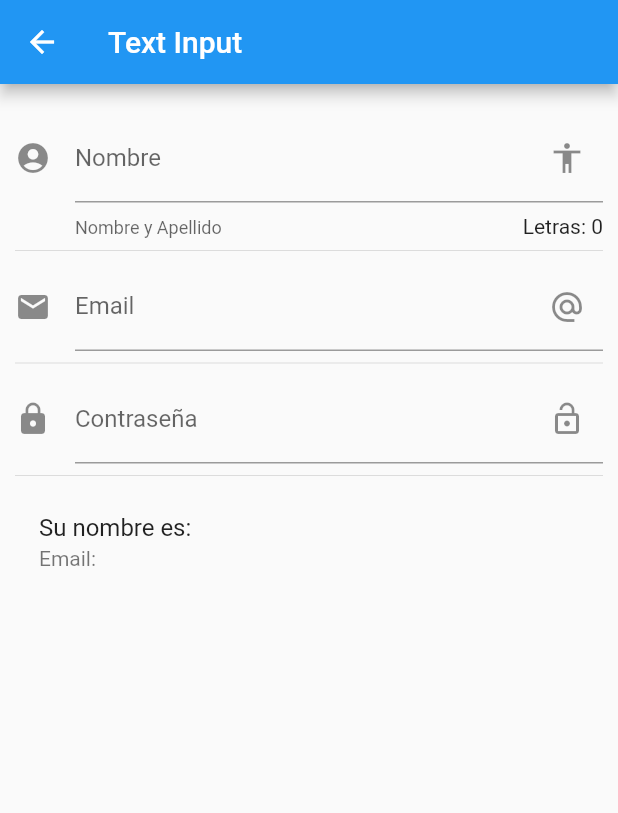
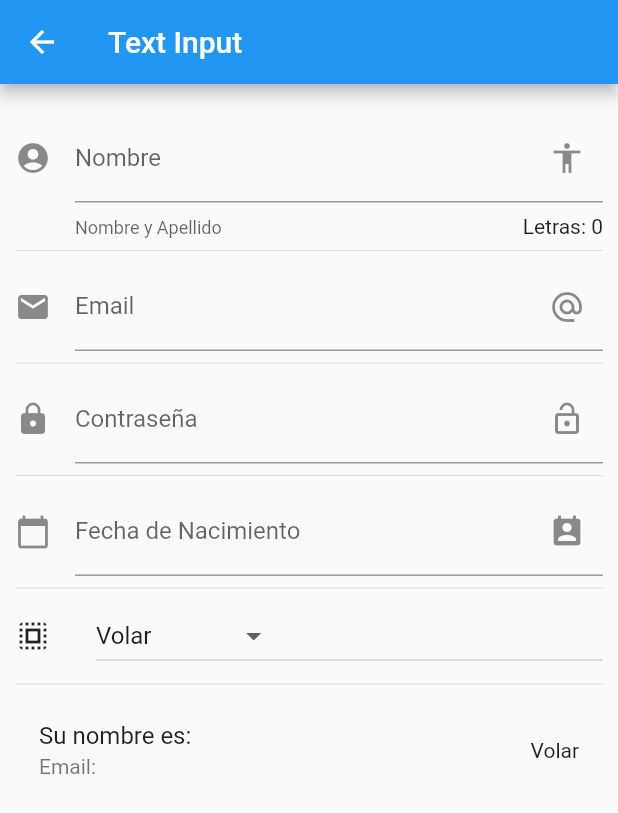
Before and after one commit to nicolasbeltrami/Flutter-Components, a Flutter app: the screen it shows after launch, after a tap on "Inputs", on a phone screen of 412 x 824 dp. Shown: the top 813 px of the screen. Run offline on Flutter 3.47's test engine with Material 2 defaults, Android fonts, the phone set to English and light mode, and no system bars; network calls fail.

Commit message:
Date picker and Dropdown added

```diff
--- a/lib/main.dart
+++ b/lib/main.dart
@@ -1,5 +1,6 @@
 import 'package:componentes/src/pages/alert_page.dart';
 import 'package:componentes/src/routes/routes.dart';
+import 'package:flutter_localizations/flutter_localizations.dart';
 import 'package:flutter/material.dart';
 
 void main() => runApp(MyApp());
@@ -10,6 +11,14 @@ class MyApp extends StatelessWidget {
     return MaterialApp(
       title: 'Components App',
       debugShowCheckedModeBanner: false,
+      localizationsDelegates:  [
+        GlobalMaterialLocalizations.delegate,
+        GlobalWidgetsLocalizations.delegate,
+      ],
+      supportedLocales: [
+    const Locale('en'), // English
+    const Locale('es'), // Spanish
+  ],
       initialRoute: 'home',
       routes: getApplicationRoutes(),
       onGenerateRoute: (RouteSettings settings) {
--- a/lib/src/pages/input_page.dart
+++ b/lib/src/pages/input_page.dart
@@ -8,6 +8,12 @@ class _InputPageState extends State<InputPage> {
   String _name = '';
   String _email = '';
   String _password = '';
+  String _date = '';
+  String _selectedOption = 'Volar';
+
+  List<String> _powers = ['Volar', 'Rayos X', 'Super Fuerza'];
+
+  TextEditingController _inputFieldDateController = new TextEditingController();
 
   @override
   Widget build(BuildContext context) {
@@ -23,6 +29,10 @@ class _InputPageState extends State<InputPage> {
           _createEmail(),
           Divider(),
           _passwordInput(),
+          Divider(),
+          _createDate(context),
+          Divider(),
+          _createDropDown(),
           Divider(),
           _createUser(),
         ],
@@ -83,10 +93,85 @@ class _InputPageState extends State<InputPage> {
     );
   }
 
-  _createUser() {
+  Widget _createDate(BuildContext context) {
+
+    return TextField(
+      enableInteractiveSelection: false,
+      controller: _inputFieldDateController,
+      decoration: InputDecoration(
+          hintText: 'Fecha de Nacimiento',
+          labelText: 'Fecha de Nacimiento',
+          suffixIcon: Icon(Icons.perm_contact_calendar),
+          icon: Icon(Icons.calendar_today)
+          ),
+      onTap: () {
+        FocusScope.of(context).requestFocus(new FocusNode());
+        _selectDate(context);
+      },
+    );
+
+  }
+
+  List<DropdownMenuItem<String>> getOptionsDropDown() {
+
+    List<DropdownMenuItem<String>> list = new List();
+
+    _powers.forEach((power) {
+
+      list.add( DropdownMenuItem(
+        child: Text(power),
+        value: power,
+      ));
+
+    });
+    return list;
+  }
+
+  Widget _createDropDown() {
+
+    return Row(
+      children: <Widget>[
+        Icon(Icons.select_all),
+        SizedBox(width: 30.0,),
+      Expanded(
+        child: DropdownButton(
+        value: _selectedOption,
+        items: getOptionsDropDown(),
+        onChanged: (opt) {
+          setState(() {
+            _selectedOption = opt;
+          });
+        },
+    ),
+      ),
+    ],
+    );
+
+  }
+
+  _selectDate(BuildContext context) async{
+    DateTime picked = await showDatePicker(
+      context: context,
+      initialDate: new DateTime.now(),
+      firstDate: new DateTime(2018),
+      lastDate: new DateTime(2025),
+      locale: Locale('es', 'CL')
+
+    );
+
+    if (picked != null) {
+      setState(() {
+        _date = picked.toString();
+        _inputFieldDateController.text = _date;
+      });
+    }
+  }
+
+ Widget _createUser() {
     return ListTile(
       title: Text('Su nombre es: $_name'),
       subtitle: Text('Email: $_email'),
+      trailing: Text(_selectedOption),
     );
   }
 }
--- a/pubspec.yaml
+++ b/pubspec.yaml
@@ -18,6 +18,9 @@ environment:
 
 dependencies:
   flutter:
+    sdk: flutter
+
+  flutter_localizations:
     sdk: flutter
 
   # The following adds the Cupertino Icons font to your application.
```
Also changed, not shown: pubspec.lock.
